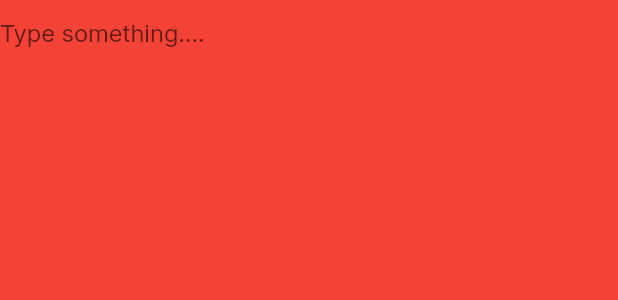
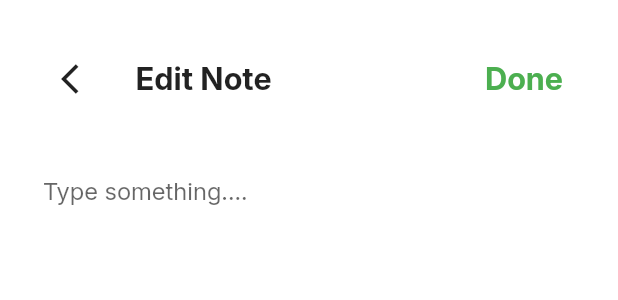
Before and after one commit to tasneem-gamal/Notes-App, a Flutter app: the EditNoteViewBody widget shown alone on an empty page, opened directly, on a phone screen of 412 x 824 dp. Shown: the top 300 px of the screen. Run offline on Flutter 3.47's test engine with Material 3 defaults, Android fonts, the phone set to English and light mode, and no system bars; our stand-ins replace flutter_screenutil.

Commit message:
edit view done

```diff
--- a/lib/features/edit_note/widgets/edit_note_view_body.dart
+++ b/lib/features/edit_note/widgets/edit_note_view_body.dart
@@ -1,16 +1,21 @@
 import 'package:flutter/material.dart';
-// import 'package:flutter_screenutil/flutter_screenutil.dart';
-// import 'package:notes/core/widgets/constants.dart';
-// import 'package:notes/features/edit_note/widgets/custom_app_bar.dart';
+import 'package:flutter_screenutil/flutter_screenutil.dart';
+import 'package:notes/core/widgets/constants.dart';
+import 'package:notes/features/edit_note/widgets/custom_app_bar.dart';
 
 class EditNoteViewBody extends StatelessWidget {
   const EditNoteViewBody({super.key});
 
   @override
   Widget build(BuildContext context) {
-    return Expanded(
+    return Padding(
+      padding: Constants.editPadding,
+      child: Column(
+        children: [
+          const CustomAppBar(),
+          SizedBox(height: 24.h,),
+          Expanded(
             child: Container(
-        color: Colors.red,
               child: const TextField(
                 maxLines: null,
                 expands: true,
@@ -21,6 +26,9 @@ class EditNoteViewBody extends StatelessWidget {
                 keyboardType: TextInputType.multiline,
               ),
             ),
+          )
+        ],
+      ),
     );
   }
 }
```
Lines whose indentation alone changed are shown as unchanged.
